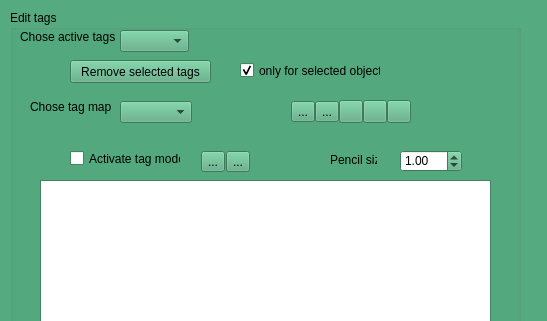
morphomuseum/MorphoDig, file MorphoDig/Qt/mqEditTagsDialog.ui: the form before one commit; both pictures show x 0 to 547 and y 0 to 321 of the 547 by 778 pixel window.
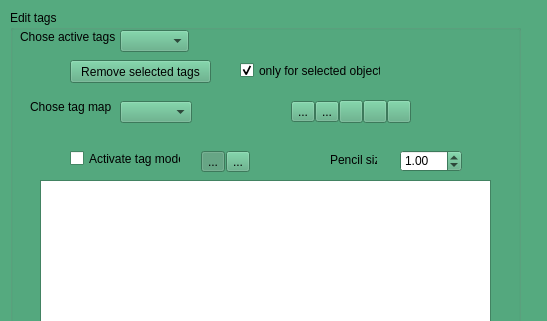
The form after the commit. Icons and pictures are not drawn.

```diff
--- a/MorphoDig/Qt/mqEditTagsDialog.ui
+++ b/MorphoDig/Qt/mqEditTagsDialog.ui
@@ -751,6 +751,12 @@
         <iconset resource="../Icons/icons.qrc">
          <normaloff>:/Cursors/pencil.png</normaloff>:/Cursors/pencil.png</iconset>
        </property>
+       <property name="checkable">
+        <bool>true</bool>
+       </property>
+       <property name="checked">
+        <bool>true</bool>
+       </property>
       </widget>
      </item>
      <item>
```
Left out of the diff: 3 changed lines with no effect on the pictures.
